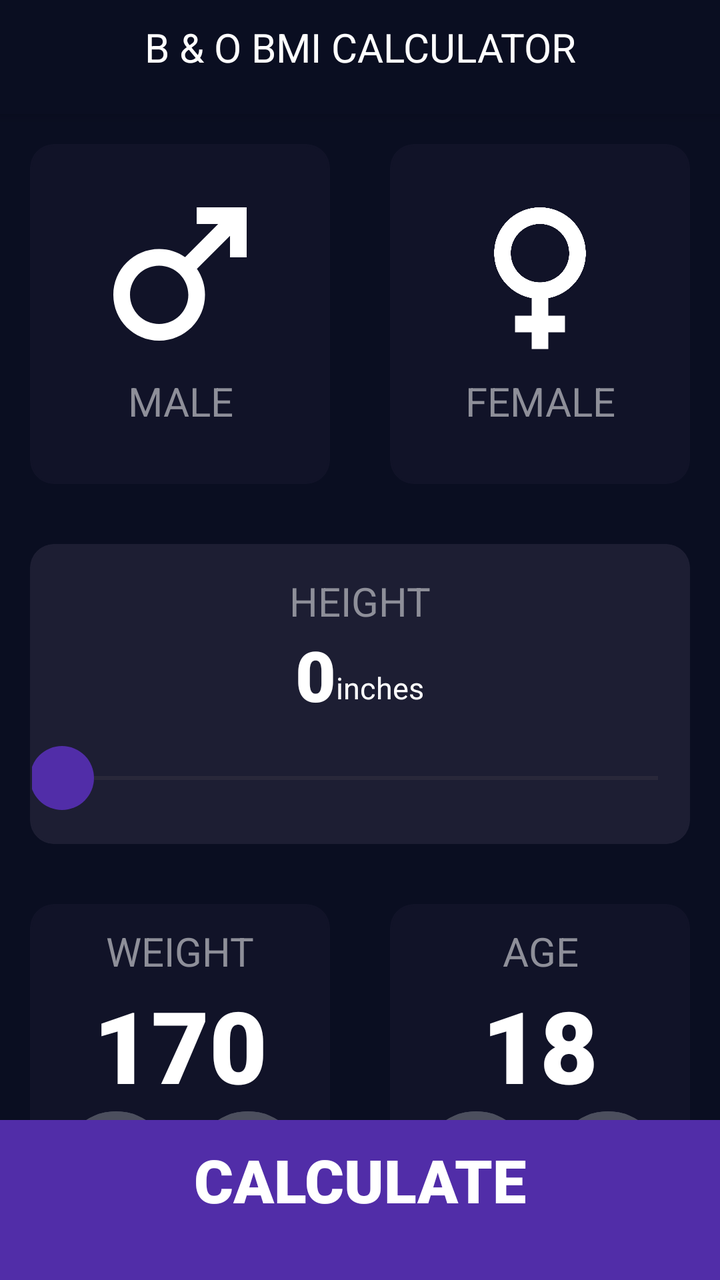
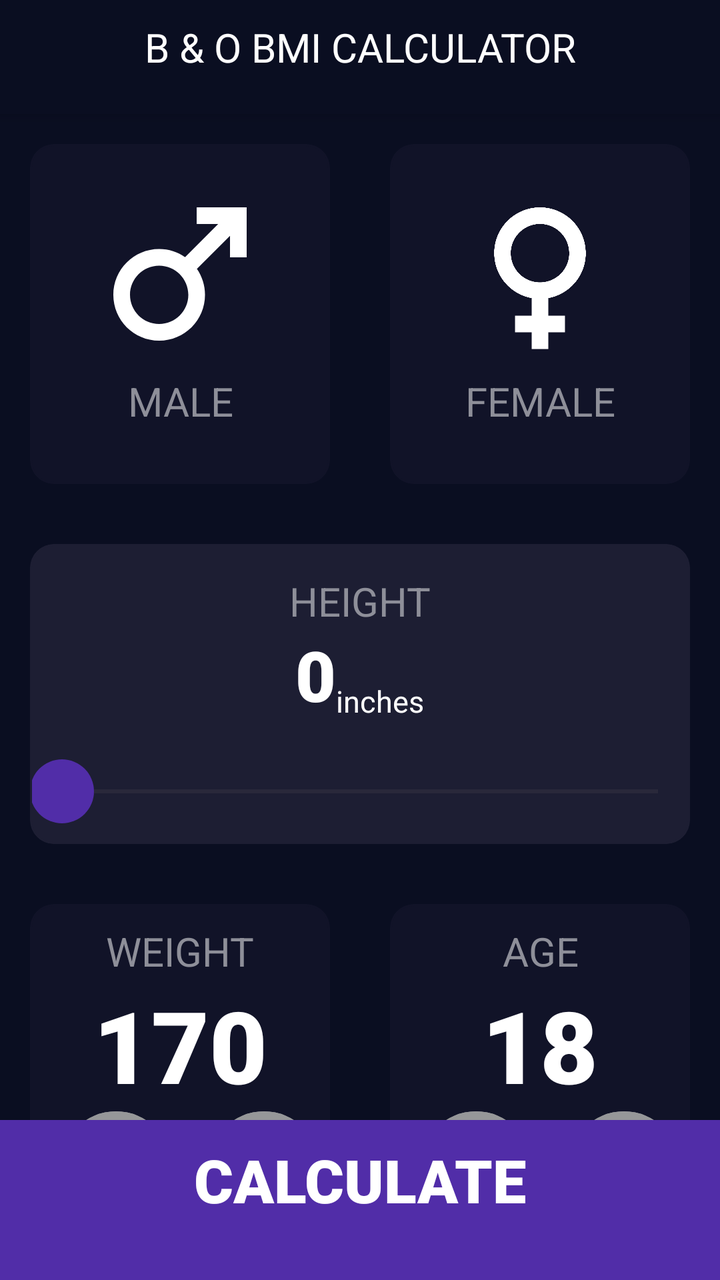

An Android layout rendered at two revisions. The XML below is the earlier revision; the diff shows what the commit changed to produce the second picture.
<!-- AndroidManifest.xml: application theme Theme.CalculadoraApplicacionNS -->
<!-- res/layout/activity_main.xml -->
<?xml version="1.0" encoding="utf-8"?>
<androidx.constraintlayout.widget.ConstraintLayout
    xmlns:android="http://schemas.android.com/apk/res/android"
    xmlns:app="http://schemas.android.com/apk/res-auto"
    xmlns:tools="http://schemas.android.com/tools"
    android:id="@+id/main"
    android:layout_width="match_parent"
    android:layout_height="match_parent"
    tools:context=".MainActivity"
    android:background="@color/background">
    <LinearLayout
        android:id="@+id/layoutTitle"
        android:layout_width="match_parent"
        android:layout_height="wrap_content"
        android:orientation="vertical"
        app:layout_constraintTop_toTopOf="parent"
        app:layout_constraintStart_toStartOf="parent"
        app:layout_constraintEnd_toEndOf="parent"
        android:background="@color/background"
        android:elevation="4dp"
        >
        <TextView
            android:id="@+id/title"
            android:textColor="@color/white"
            android:layout_marginBottom="10dp"
            android:layout_width="match_parent"
            android:layout_height="wrap_content"
            android:text="@string/title"
            android:padding="10sp"
            android:gravity="center"
            android:textSize="20sp"
            app:layout_constraintTop_toTopOf="parent"

            />
    </LinearLayout>
    <com.google.android.material.card.MaterialCardView
        android:id="@+id/cardMale"
        android:layout_width="0dp"
        android:layout_height="170dp"
        app:layout_constraintTop_toBottomOf="@id/layoutTitle"
        app:layout_constraintStart_toStartOf="parent"
        app:layout_constraintEnd_toStartOf="@id/cardFemale"
        android:layout_margin="15dp"
        app:cardBackgroundColor="@color/cardBackground"
        app:strokeColor="@color/cardBackground">
        <LinearLayout
            android:id="@+id/layoutCardMale"
            android:layout_width="match_parent"
            android:layout_height="match_parent"
            android:orientation="vertical"
            >
        <ImageView
            android:id="@+id/imageMale"
            android:layout_width="100dp"
            android:layout_height="100dp"
            android:src="@drawable/baseline_male_24"
            android:layout_marginTop="15dp"
            android:layout_gravity="center"/>

        <TextView
            android:id="@+id/textSimbolMale"
            android:layout_width="match_parent"
            android:layout_height="wrap_content"
            android:text="@string/subtitleSimbolMale"
            android:textColor="@color/titleColor"
            android:gravity="center"
            android:textSize="20sp"
            />
        </LinearLayout>
    </com.google.android.material.card.MaterialCardView>
    <com.google.android.material.card.MaterialCardView
        android:id="@+id/cardFemale"
        android:layout_width="0dp"
        android:layout_height="170dp"
        app:layout_constraintTop_toBottomOf="@id/layoutTitle"
        app:layout_constraintStart_toEndOf="@id/cardMale"
        app:layout_constraintEnd_toEndOf="parent"
        android:layout_margin="15dp"
        app:cardBackgroundColor="@color/cardBackground"
        app:strokeColor="@color/cardBackground"
        >
        <LinearLayout
            android:id="@+id/layoutFemale"
            android:layout_width="match_parent"
            android:layout_height="match_parent"
            android:orientation="vertical">
            <ImageView
                android:id="@+id/imageFemale"
                android:layout_width="100dp"
                android:layout_height="100dp"
                android:layout_gravity="center"
                android:src="@drawable/baseline_female_24"
                android:layout_marginTop="15dp"/>
            <TextView
                android:id="@+id/textSimbolFemale"
                android:layout_width="match_parent"
                android:layout_height="wrap_content"
                android:textSize="20sp"
                android:text="@string/subtitleSimbolFemale"
                android:gravity="center"
                android:textColor="@color/titleColor"
                />
        </LinearLayout>
    </com.google.android.material.card.MaterialCardView>
    <com.google.android.material.card.MaterialCardView
        android:id="@+id/cardViewHeight"
        android:layout_width="match_parent"
        android:layout_height="150dp"
        app:layout_constraintTop_toBottomOf="@id/cardMale"
        app:layout_constraintStart_toStartOf="parent"
        app:layout_constraintEnd_toEndOf="parent"
        android:layout_marginTop="30dp"
        android:layout_marginBottom="15dp"
        android:layout_marginStart="15dp"
        android:layout_marginEnd="15dp"
        android:orientation="vertical"
        app:cardBackgroundColor="@color/secondCardBackground"
        app:strokeColor="@color/secondCardBackground">
        <LinearLayout
            android:id="@+id/layoutHeight"
            android:layout_width="match_parent"
            android:layout_height="wrap_content"
            android:orientation="vertical"
            android:layout_marginTop="15dp">
        <TextView
            android:id="@+id/textViewHeightTitle"
            android:layout_width="match_parent"
            android:layout_height="wrap_content"
            android:text="@string/titleHeight"
            android:textColor="@color/titleColor"
            android:gravity="center"
            android:textSize="20sp"
            />
            <LinearLayout
                android:id="@+id/layoutInches"
                android:layout_width="match_parent"
                android:layout_height="40dp"
                android:orientation="horizontal"
                android:gravity="center"
                android:layout_marginBottom="5dp">
                <TextView
                    android:id="@+id/textViewTotalInches"
                    android:layout_width="wrap_content"
                    android:layout_height="wrap_content"
                    android:text="@string/totalInches"
                    android:textColor="@color/white"
                    android:textSize="35sp"
                    android:textStyle="bold"
                    android:fontFamily="sans-serif-black"/>
                <TextView
                    android:id="@+id/textViewTextInches"
                    android:layout_width="wrap_content"
                    android:layout_height="wrap_content"
                    android:text="@string/textInches"
                    android:textColor="@color/white"
                    android:layout_gravity="bottom"
                    android:textSize="15sp"/>
            </LinearLayout>
            <LinearLayout
                android:id="@+id/layoutSeekBarInches"
                android:layout_width="match_parent"
                android:layout_height="match_parent"
                android:layout_marginTop="10dp">
                <SeekBar
                    android:id="@+id/seekBarInches"
                    android:layout_width="match_parent"
                    android:layout_height="40dp"
                    android:thumbTint="@color/colorBarraAndCalculate"
                    android:progressTint="@color/colorBarraAndCalculate"
                    android:thumb="@drawable/thumb_size" />
            </LinearLayout>
        </LinearLayout>
    </com.google.android.material.card.MaterialCardView>
    <com.google.android.material.card.MaterialCardView
        android:id="@+id/cardViewWeight"
        android:layout_width="0dp"
        android:layout_height="170dp"
        app:layout_constraintTop_toBottomOf="@id/cardViewHeight"
        app:layout_constraintStart_toStartOf="parent"
        app:layout_constraintEnd_toStartOf="@id/cardViewAge"
        android:layout_marginStart="15dp"
        android:layout_marginEnd="15dp"
        android:layout_marginTop="30dp"
        android:layout_marginBottom="15dp"
        app:cardBackgroundColor="@color/cardBackground"
        app:strokeColor="@color/cardBackground">
        <LinearLayout
            android:id="@+id/layoutWeight"
            android:layout_width="match_parent"
            android:layout_height="match_parent"
            android:orientation="vertical"
            >
            <TextView
                android:id="@+id/textViewWeightTitle"
                android:layout_width="match_parent"
                android:layout_height="wrap_content"
                android:text="@string/titleWeight"
                android:textColor="@color/titleColor"
                android:textSize="20sp"
                android:gravity="center"
                android:layout_marginTop="10dp"
                />
            <TextView
                android:id="@+id/textViewWeight"
                android:layout_width="match_parent"
                android:layout_height="wrap_content"
                android:textSize="50sp"
                android:textColor="@color/white"
                android:text="@string/numWeight"
                android:textStyle="bold"
                android:gravity="center"
                android:fontFamily="sans-serif-black">
            </TextView>
            <LinearLayout
                android:id="@+id/layoutBtnWeight"
                android:layout_width="match_parent"
                android:layout_height="match_parent"
                android:orientation="horizontal"
                >
                <Button
                    android:id="@+id/btnLessWeight"
                    android:layout_width="56dp"
                    android:layout_height="56dp"
                    android:text="@string/simbolLess"
                    android:textStyle="bold"
                    android:textSize="32sp"
                    android:textColor="@color/black"
                    android:layout_marginEnd="10dp"
                    android:layout_marginStart="15dp"
                    android:backgroundTint="@color/colorBtn"
                    app:cornerRadius="28dp"
                    android:padding="0sp"
                    android:insetTop="0dp"
                    android:insetBottom="0dp"
                    android:includeFontPadding="false">
                </Button>
                <Button
                    android:id="@+id/btnFurtherWeight"
                    android:layout_width="56dp"
                    android:layout_height="56dp"
                    android:text="@string/simbolFurther"
                    android:textStyle="bold"
                    android:textSize="32sp"
                    android:textColor="@color/black"
                    android:layout_marginEnd="30dp"
                    android:backgroundTint="@color/colorBtn"
                    app:cornerRadius="28dp"
                    android:padding="0sp"
                    android:insetTop="0dp"
                    android:insetBottom="0dp"
                    android:includeFontPadding="false">
                </Button>

            </LinearLayout>
        </LinearLayout>

    </com.google.android.material.card.MaterialCardView>
    <com.google.android.material.card.MaterialCardView
        android:id="@+id/cardViewAge"
        android:layout_width="0dp"
        android:layout_height="170dp"
        app:layout_constraintTop_toBottomOf="@id/cardViewHeight"
        app:layout_constraintStart_toEndOf="@id/cardViewWeight"
        app:layout_constraintEnd_toEndOf="parent"
        app:cardBackgroundColor="@color/cardBackground"
        app:strokeColor="@color/cardBackground"
        android:layout_marginStart="15dp"
        android:layout_marginEnd="15dp"
        android:layout_marginTop="30dp"
        android:layout_marginBottom="15dp">
        <LinearLayout
            android:id="@+id/layoutAge"
            android:layout_width="match_parent"
            android:layout_height="match_parent"
            android:orientation="vertical"
            >
            <TextView
                android:id="@+id/textViewAgeTitle"
                android:layout_width="match_parent"
                android:layout_height="wrap_content"
                android:text="@string/titleAge"
                android:textColor="@color/titleColor"
                android:gravity="center"
                android:textSize="20sp"
                android:layout_marginTop="10dp"
                />
            <TextView
                android:id="@+id/textViewAge"
                android:layout_width="match_parent"
                android:layout_height="wrap_content"
                android:textSize="50sp"
                android:textColor="@color/white"
                android:text="@string/numAge"
                android:textStyle="bold"
                android:gravity="center"
                android:fontFamily="sans-serif-black">
            </TextView>
            <LinearLayout
                android:id="@+id/layoutBtnAge"
                android:layout_width="match_parent"
                android:layout_height="match_parent"
                android:orientation="horizontal"
                >
                <Button
                    android:id="@+id/btnLessAge"
                    android:layout_width="56dp"
                    android:layout_height="56dp"
                    android:text="@string/simbolLess"
                    android:textStyle="bold"
                    android:textSize="32sp"
                    android:textColor="@color/black"
                    android:layout_marginEnd="10dp"
                    android:layout_marginStart="15dp"
                    android:backgroundTint="@color/colorBtn"
                    app:cornerRadius="28dp"
                    android:padding="0sp"
                    android:insetTop="0dp"
                    android:insetBottom="0dp"
                    android:includeFontPadding="false">
                </Button>
                <Button
                    android:id="@+id/btnFurtherAge"
                    android:layout_width="56dp"
                    android:layout_height="56dp"
                    android:text="@string/simbolFurther"
                    android:textStyle="bold"
                    android:textSize="32sp"
                    android:textColor="@color/black"
                    android:layout_marginEnd="30dp"
                    android:backgroundTint="@color/colorBtn"
                    app:cornerRadius="28dp"
                    android:padding="0sp"
                    android:insetTop="0dp"
                    android:insetBottom="0dp"
                    android:includeFontPadding="false">
                </Button>

            </LinearLayout>

        </LinearLayout>
    </com.google.android.material.card.MaterialCardView>
    <com.google.android.material.card.MaterialCardView
        android:id="@+id/cardViewCalculate"
        app:layout_constraintTop_toBottomOf="@+id/cardViewWeight"
        app:layout_constraintStart_toStartOf="parent"
        app:layout_constraintEnd_toEndOf="parent"
        app:layout_constraintBottom_toBottomOf="parent"
        app:layout_constraintVertical_bias="1.0"
        android:layout_width="0sp"
        android:layout_height="80dp"
        android:layout_marginTop="15dp"
        app:cardCornerRadius="0dp"
        app:cardBackgroundColor="@color/colorBarraAndCalculate"
        app:strokeColor="@color/colorBarraAndCalculate">
        <TextView
            android:id="@+id/textViewCalculate"
            android:layout_width="wrap_content"
            android:layout_height="wrap_content"
            android:text="@string/textCalculate"
            android:textSize="30dp"
            android:textColor="@color/white"
            android:fontFamily="sans-serif-black"
            android:textStyle="bold"
            android:layout_gravity="center"
            android:layout_marginBottom="10dp">
        </TextView>

    </com.google.android.material.card.MaterialCardView>


</androidx.constraintlayout.widget.ConstraintLayout>
<!-- resources referenced by this layout -->
<resources>
  <color name="background">#0A0E21</color>
  <color name="black">#FF000000</color>
  <color name="cardBackground">#111328</color>
  <color name="colorBarraAndCalculate">#512DA8</color>
  <color name="colorBtn">#4c4f5e</color>
  <color name="secondCardBackground">#1D1E33</color>
  <color name="titleColor">#8E8F99</color>
  <color name="white">#FFFFFFFF</color>
  <!-- drawable baseline_female_24 (drawable) -->
  <vector xmlns:android="http://schemas.android.com/apk/res/android" android:height="24dp" android:tint="#FFFFFF" android:viewportHeight="24" android:viewportWidth="24" android:width="24dp">
        
      <path android:fillColor="@android:color/white" android:pathData="M17.5,9.5C17.5,6.46 15.04,4 12,4S6.5,6.46 6.5,9.5c0,2.7 1.94,4.93 4.5,5.4V17H9v2h2v2h2v-2h2v-2h-2v-2.1C15.56,14.43 17.5,12.2 17.5,9.5zM8.5,9.5C8.5,7.57 10.07,6 12,6s3.5,1.57 3.5,3.5S13.93,13 12,13S8.5,11.43 8.5,9.5z"/>
      
  </vector>
  <!-- drawable baseline_male_24 (drawable) -->
  <vector xmlns:android="http://schemas.android.com/apk/res/android" android:height="24dp" android:tint="#FFFFFF" android:viewportHeight="24" android:viewportWidth="24" android:width="24dp">
        
      <path android:fillColor="@android:color/white" android:pathData="M9.5,11c1.93,0 3.5,1.57 3.5,3.5S11.43,18 9.5,18S6,16.43 6,14.5S7.57,11 9.5,11zM9.5,9C6.46,9 4,11.46 4,14.5S6.46,20 9.5,20s5.5,-2.46 5.5,-5.5c0,-1.16 -0.36,-2.23 -0.97,-3.12L18,7.42V10h2V4h-6v2h2.58l-3.97,3.97C11.73,9.36 10.66,9 9.5,9z"/>
      
  </vector>
  <!-- drawable thumb_size (drawable) -->
  <?xml version="1.0" encoding="utf-8"?>
  <shape xmlns:android="http://schemas.android.com/apk/res/android" android:shape="oval">
      <solid android:color="#512da8"/>
      <size android:height="32dp" android:width="32dp"/>
  </shape>
  <string name="numAge">18</string>
  <string name="numWeight">170</string>
  <string name="simbolFurther">+</string>
  <string name="simbolLess">-</string>
  <string name="subtitleSimbolFemale">FEMALE</string>
  <string name="subtitleSimbolMale">MALE</string>
  <string name="textCalculate">CALCULATE</string>
  <string name="textInches">inches</string>
  <string name="title">B &amp; O BMI CALCULATOR</string>
  <string name="titleAge">AGE</string>
  <string name="titleHeight">HEIGHT</string>
  <string name="titleWeight">WEIGHT</string>
  <string name="totalInches">0</string>
  <style name="Theme.CalculadoraApplicacionNS" parent="Base.Theme.CalculadoraApplicacionNS" />
  <style name="Base.Theme.CalculadoraApplicacionNS" parent="Theme.Material3.DayNight.NoActionBar">
          
          
      </style>
</resources>

<!-- the commit's change to res/layout/activity_main.xml (unified diff, before → after) -->
@@ -30,7 +30,6 @@
             android:gravity="center"
             android:textSize="20sp"
             app:layout_constraintTop_toTopOf="parent"
-
             />
     </LinearLayout>
     <com.google.android.material.card.MaterialCardView
@@ -48,6 +47,7 @@
             android:layout_width="match_parent"
             android:layout_height="match_parent"
             android:orientation="vertical"
+            tools:ignore="UseCompoundDrawables"
             >
         <ImageView
             android:id="@+id/imageMale"
@@ -55,7 +55,8 @@
             android:layout_height="100dp"
             android:src="@drawable/baseline_male_24"
             android:layout_marginTop="15dp"
-            android:layout_gravity="center"/>
+            android:layout_gravity="center"
+            android:contentDescription="@string/DescriptionImageMale"/>
 
         <TextView
             android:id="@+id/textSimbolMale"
@@ -83,14 +84,16 @@
             android:id="@+id/layoutFemale"
             android:layout_width="match_parent"
             android:layout_height="match_parent"
-            android:orientation="vertical">
+            android:orientation="vertical"
+            tools:ignore="UseCompoundDrawables">
             <ImageView
                 android:id="@+id/imageFemale"
                 android:layout_width="100dp"
                 android:layout_height="100dp"
                 android:layout_gravity="center"
                 android:src="@drawable/baseline_female_24"
-                android:layout_marginTop="15dp"/>
+                android:layout_marginTop="15dp"
+                android:contentDescription="@string/DescriptionImageFemale"/>
             <TextView
                 android:id="@+id/textSimbolFemale"
                 android:layout_width="match_parent"
@@ -134,10 +137,12 @@
             <LinearLayout
                 android:id="@+id/layoutInches"
                 android:layout_width="match_parent"
-                android:layout_height="40dp"
+                android:layout_height="wrap_content"
                 android:orientation="horizontal"
                 android:gravity="center"
-                android:layout_marginBottom="5dp">
+                android:layout_marginBottom="5dp"
+                android:focusable="false"
+                android:importantForAccessibility="yes">
                 <TextView
                     android:id="@+id/textViewTotalInches"
                     android:layout_width="wrap_content"
@@ -232,7 +237,9 @@
                     android:padding="0sp"
                     android:insetTop="0dp"
                     android:insetBottom="0dp"
-                    android:includeFontPadding="false">
+                    android:includeFontPadding="false"
+                    android:contentDescription="@string/descriptionBtnLessWeight"
+                    style="?android:attr/buttonBarButtonStyle">
                 </Button>
                 <Button
                     android:id="@+id/btnFurtherWeight"
@@ -248,7 +255,9 @@
                     android:padding="0sp"
                     android:insetTop="0dp"
                     android:insetBottom="0dp"
-                    android:includeFontPadding="false">
+                    android:includeFontPadding="false"
+                    style="?android:attr/buttonBarButtonStyle"
+                    android:contentDescription="@string/descriptionBtnFurtherWeight">
                 </Button>
 
             </LinearLayout>
@@ -312,11 +321,13 @@
                     android:layout_marginEnd="10dp"
                     android:layout_marginStart="15dp"
                     android:backgroundTint="@color/colorBtn"
-                    app:cornerRadius="28dp"
+                    app:cornerRadius="30dp"
                     android:padding="0sp"
                     android:insetTop="0dp"
                     android:insetBottom="0dp"
-                    android:includeFontPadding="false">
+                    android:includeFontPadding="false"
+                    style="?android:attr/buttonBarButtonStyle"
+                    android:contentDescription="@string/descriptionBtnLessAge">
                 </Button>
                 <Button
                     android:id="@+id/btnFurtherAge"
@@ -332,9 +343,10 @@
                     android:padding="0sp"
                     android:insetTop="0dp"
                     android:insetBottom="0dp"
-                    android:includeFontPadding="false">
+                    android:includeFontPadding="false"
+                    style="?android:attr/buttonBarButtonStyle"
+                    android:contentDescription="@string/descriptionBtnFurtherAge">
                 </Button>
-
             </LinearLayout>
 
         </LinearLayout>
@@ -357,7 +369,7 @@
             android:layout_width="wrap_content"
             android:layout_height="wrap_content"
             android:text="@string/textCalculate"
-            android:textSize="30dp"
+            android:textSize="30sp"
             android:textColor="@color/white"
             android:fontFamily="sans-serif-black"
             android:textStyle="bold"
<!-- resource entries referenced after the edit -->
@@ -4,7 +4,7 @@
   <color name="black">#FF000000</color>
   <color name="cardBackground">#111328</color>
   <color name="colorBarraAndCalculate">#512DA8</color>
-  <color name="colorBtn">#4c4f5e</color>
+  <color name="colorBtn">#969799</color>
   <color name="secondCardBackground">#1D1E33</color>
   <color name="titleColor">#8E8F99</color>
   <color name="white">#FFFFFFFF</color>
@@ -26,6 +26,12 @@
       <solid android:color="#512da8"/>
       <size android:height="32dp" android:width="32dp"/>
   </shape>
+  <string name="DescriptionImageFemale">Icono de género femenino</string>
+  <string name="DescriptionImageMale">Icono de género masculino</string>
+  <string name="descriptionBtnFurtherAge">Augmentar peso</string>
+  <string name="descriptionBtnFurtherWeight">Augmentar altura</string>
+  <string name="descriptionBtnLessAge">Disminuir peso</string>
+  <string name="descriptionBtnLessWeight">Disminuir altura</string>
   <string name="numAge">18</string>
   <string name="numWeight">170</string>
   <string name="simbolFurther">+</string>
